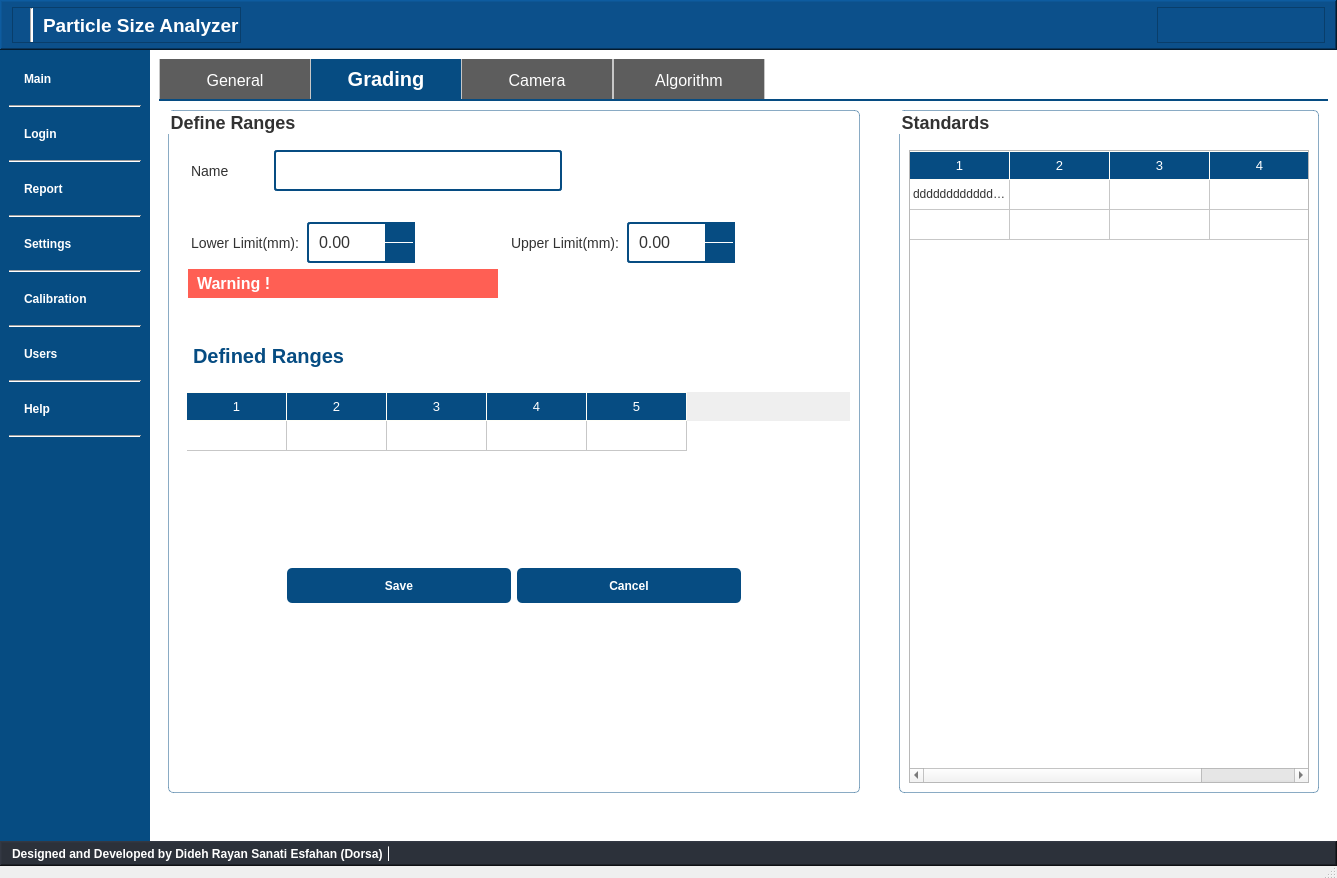
Above: main_UI.ui from DORSA-co/Paticle_Size_Analyser before the change. Below: the same form after it.
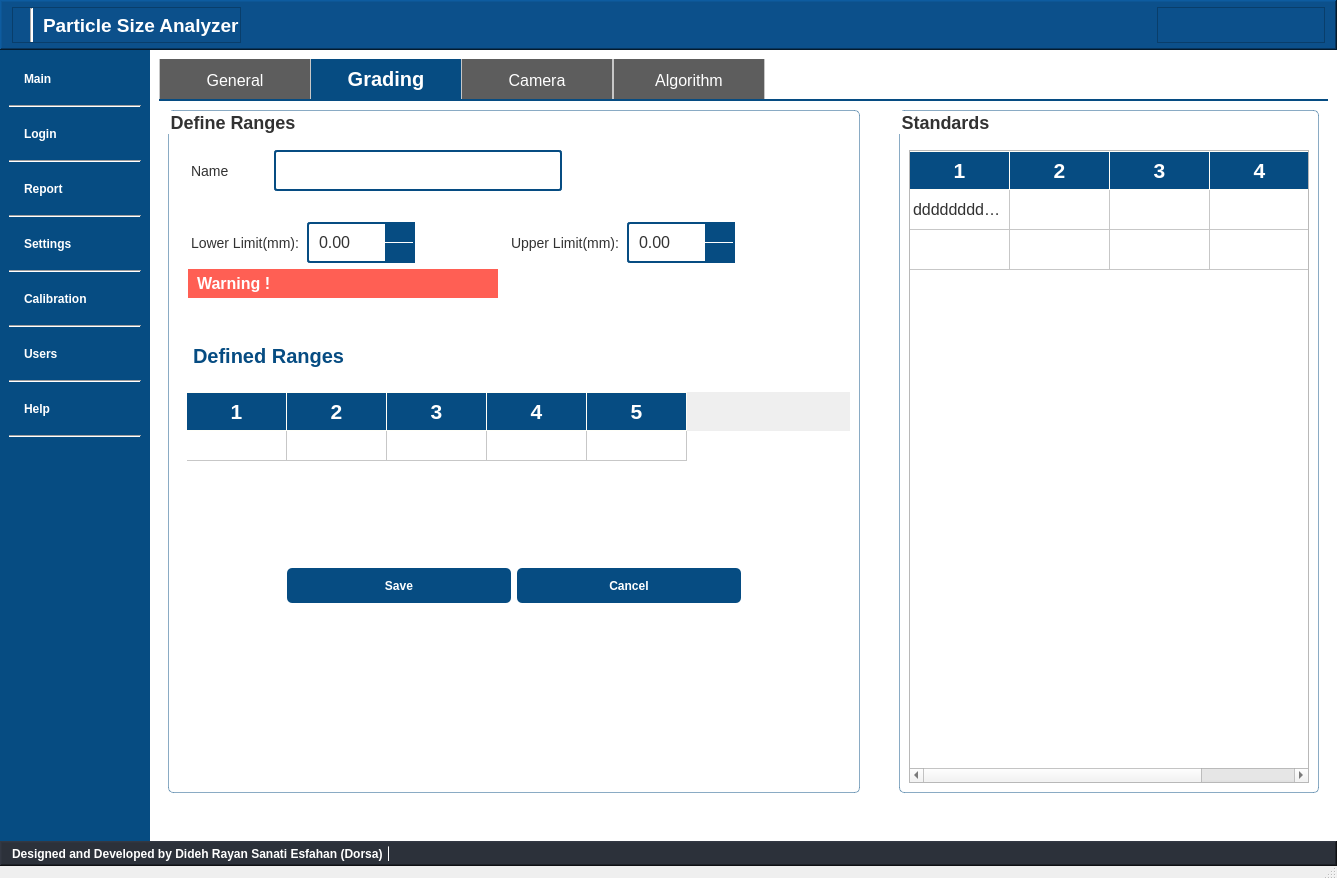
That is the form after the change. Icons and pictures are not drawn.

```diff
--- a/main_UI.ui
+++ b/main_UI.ui
@@ -2350,7 +2350,8 @@
     background-color: rgb(6, 76, 130);
 	color: #ffffff;
     padding: 4px;
-    font-size: 10pt;
+    font-size: 16pt;
+	font-weight:bold;
     border-style: none;
     border-bottom: 1px solid #fffff8;
     border-right: 1px solid #fffff8;
@@ -2363,9 +2364,19 @@
 
 QHeaderView::section:vertical
 {
-    border-left: 1px solid #fffff8;
+    border-left: 1px solid #fffff8;	
 }
 
+
+QTableWidget{
+	font-size: 16px;
+	color:rgb(50, 50, 50);
+}
+
+QTableWidget::item
+{
+   padding: 10px;
+}
 </string>
                       </property>
                       <property name="frameShape">
@@ -2518,6 +2529,12 @@
                </item>
                <item>
                 <widget class="QGroupBox" name="groupBox_3">
+                 <property name="sizePolicy">
+                  <sizepolicy hsizetype="Preferred" vsizetype="Preferred">
+                   <horstretch>0</horstretch>
+                   <verstretch>0</verstretch>
+                  </sizepolicy>
+                 </property>
                  <property name="title">
                   <string>Standards</string>
                  </property>
@@ -2530,7 +2547,8 @@
     background-color: rgb(6, 76, 130);
 	color: #ffffff;
     padding: 4px;
-    font-size: 10pt;
+    font-size: 16pt;
+	font-weight:bold;
     border-style: none;
     border-bottom: 1px solid #fffff8;
     border-right: 1px solid #fffff8;
@@ -2543,13 +2561,23 @@
 
 QHeaderView::section:vertical
 {
-    border-left: 1px solid #fffff8;
+    border-left: 1px solid #fffff8;	
 }
 
+
+QTableWidget{
+	font-size: 16px;
+	color:rgb(50, 50, 50);
+}
+
+QTableWidget::item
+{
+   padding: 10px;
+}
 </string>
                     </property>
                     <property name="sizeAdjustPolicy">
-                     <enum>QAbstractScrollArea::AdjustToContents</enum>
+                     <enum>QAbstractScrollArea::AdjustToContentsOnFirstShow</enum>
                     </property>
                     <property name="editTriggers">
                      <set>QAbstractItemView::NoEditTriggers</set>
@@ -2563,6 +2591,9 @@
                     <attribute name="horizontalHeaderDefaultSectionSize">
                      <number>100</number>
                     </attribute>
+                    <attribute name="horizontalHeaderMinimumSectionSize">
+                     <number>60</number>
+                    </attribute>
                     <attribute name="horizontalHeaderShowSortIndicator" stdset="0">
                      <bool>false</bool>
                     </attribute>
@@ -2575,9 +2606,15 @@
                     <attribute name="verticalHeaderCascadingSectionResizes">
                      <bool>false</bool>
                     </attribute>
+                    <attribute name="verticalHeaderDefaultSectionSize">
+                     <number>40</number>
+                    </attribute>
                     <attribute name="verticalHeaderHighlightSections">
                      <bool>true</bool>
                     </attribute>
+                    <attribute name="verticalHeaderMinimumSectionSize">
+                     <number>23</number>
+                    </attribute>
                     <attribute name="verticalHeaderShowSortIndicator" stdset="0">
                      <bool>false</bool>
                     </attribute>
```
